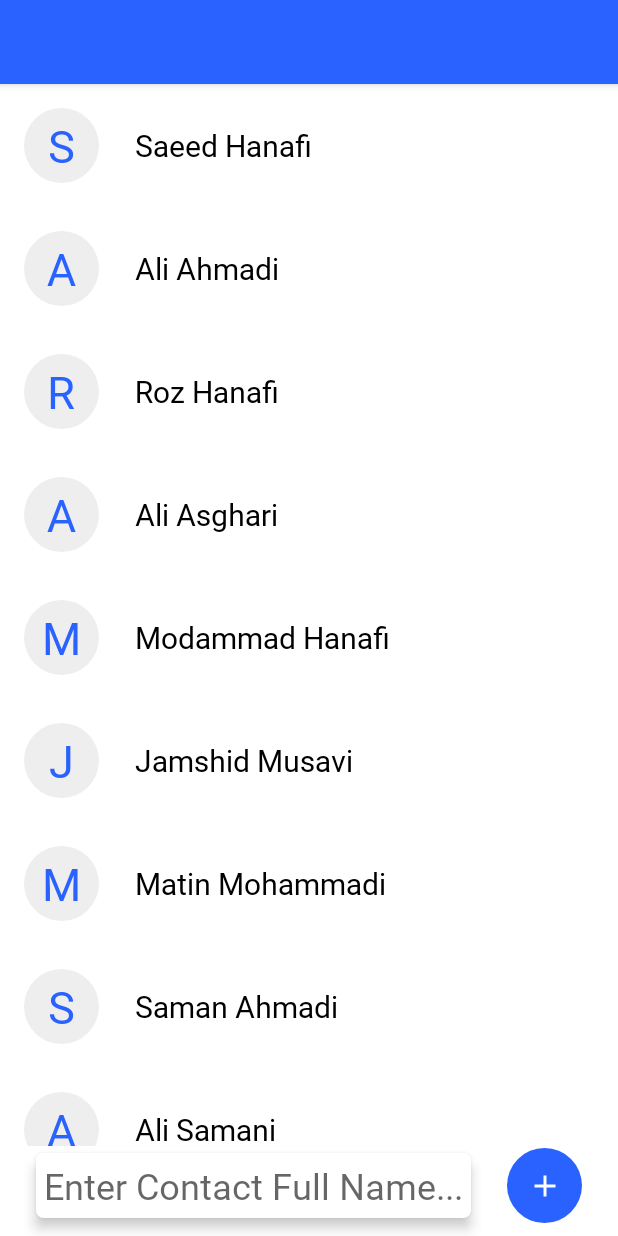
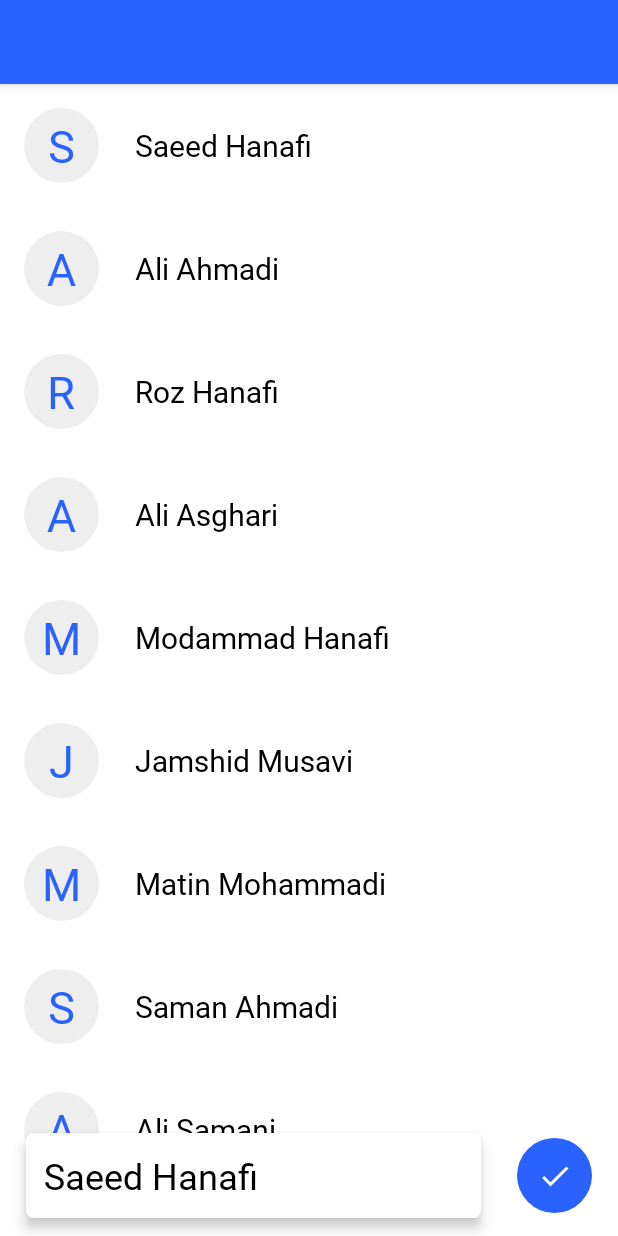
Before and after one commit to saeid-hanafi/recycler-view-android-example, an Android app: the screen it shows after launch (MainActivity), after a tap on an icon or button, on a phone screen of 412 x 824 dp. Run offline under Robolectric (Android 15) with nearby library versions, the phone set to English and light mode, and no system bars; our stand-ins replace Picasso.

Commit message:
add-edit-and-delete-contact-actions-and-ui

```diff
--- a/app/src/main/java/com/example/contactlist/ContactAdapter.java
+++ b/app/src/main/java/com/example/contactlist/ContactAdapter.java
@@ -15,8 +15,9 @@ import java.util.ArrayList;
 public class ContactAdapter extends RecyclerView.Adapter<ContactAdapter.ContactViewHolder> {
     private static final String TAG = "ContactAdapter";
     private ArrayList<String> contacts = new ArrayList<>();
-
-    public ContactAdapter() {
+    private OnChangeItem onChangeItem;
+    public ContactAdapter(OnChangeItem onChangeItem) {
+        this.onChangeItem = onChangeItem;
         contacts.add("Saeed Hanafi");
         contacts.add("Ali Ahmadi");
         contacts.add("Roz Hanafi");
@@ -32,6 +33,16 @@ public class ContactAdapter extends RecyclerView.Adapter<ContactAdapter.ContactV
     public void insertContact(String fullName) {
         contacts.add(0, fullName);
         notifyItemInserted(0);
+    }
+
+    public void removeContact(int position) {
+        contacts.remove(position);
+        notifyItemRemoved(position);
+    }
+
+    public void editContact(String fullName, int position) {
+        contacts.set(position, fullName);
+        notifyItemChanged(position);
     }
 
     @NonNull
@@ -69,9 +80,21 @@ public class ContactAdapter extends RecyclerView.Adapter<ContactAdapter.ContactV
             itemView.setOnClickListener(new View.OnClickListener() {
                 @Override
                 public void onClick(View v) {
-                    Toast.makeText(v.getContext(), fullName, Toast.LENGTH_SHORT).show();
+                    onChangeItem.onClickItem(fullName, getBindingAdapterPosition());
+                }
+            });
+
+            itemView.setOnLongClickListener(new View.OnLongClickListener() {
+                @Override
+                public boolean onLongClick(View v) {
+                    removeContact(getBindingAdapterPosition());
+                    return false;
                 }
             });
         }
     }
+
+    public interface OnChangeItem {
+        void onClickItem(String fullName, int position);
+    }
 }
--- a/app/src/main/java/com/example/contactlist/MainActivity.java
+++ b/app/src/main/java/com/example/contactlist/MainActivity.java
@@ -12,8 +12,11 @@ import android.widget.Toast;
 
 import com.squareup.picasso.Picasso;
 
-public class MainActivity extends AppCompatActivity {
+public class MainActivity extends AppCompatActivity implements ContactAdapter.OnChangeItem {
     private ContactAdapter adapter;
+    private EditText fullNameInsertText;
+    private ImageView insertBtn;
+    private int currentPosition = -1;
     @Override
     protected void onCreate(Bundle savedInstanceState) {
         super.onCreate(savedInstanceState);
@@ -21,18 +24,25 @@ public class MainActivity extends AppCompatActivity {
 
         RecyclerView recyclerView = findViewById(R.id.rv_main);
         recyclerView.setLayoutManager(new LinearLayoutManager(this, RecyclerView.VERTICAL, false));
-        adapter = new ContactAdapter();
+        adapter = new ContactAdapter(this);
         recyclerView.setAdapter(adapter);
 
-        EditText fullNameInsertText = findViewById(R.id.fullname_insert_text);
-        ImageView insertBtn = findViewById(R.id.insert_btn);
+        fullNameInsertText = findViewById(R.id.fullname_insert_text);
+        insertBtn = findViewById(R.id.insert_btn);
         insertBtn.setOnClickListener(new View.OnClickListener() {
             @Override
             public void onClick(View v) {
                 if (fullNameInsertText.length() > 0) {
-                     adapter.insertContact(fullNameInsertText.getText().toString());
-                     fullNameInsertText.setText("");
-                     recyclerView.scrollToPosition(0);
+                    if (currentPosition > -1) {
+                        adapter.editContact(fullNameInsertText.getText().toString(), currentPosition);
+                        recyclerView.scrollToPosition(currentPosition);
+                    }else{
+                        adapter.insertContact(fullNameInsertText.getText().toString());
+                        recyclerView.scrollToPosition(0);
+                    }
+                    currentPosition = -1;
+                    insertBtn.setImageResource(R.drawable.ic_baseline_add_24);
+                    fullNameInsertText.setText("");
                 }else{
                     Toast.makeText(v.getContext(), "Input Field Is Empty!!!", Toast.LENGTH_SHORT).show();
                 }
@@ -40,4 +50,11 @@ public class MainActivity extends AppCompatActivity {
         });
 
     }
+
+    @Override
+    public void onClickItem(String fullName, int position) {
+        fullNameInsertText.setText(fullName);
+        insertBtn.setImageResource(R.drawable.ic_baseline_done_24);
+        currentPosition = position;
+    }
 }
--- /dev/null
+++ b/app/src/main/res/drawable/ic_baseline_done_24.xml
@@ -0,0 +1,5 @@
+<vector android:height="24dp" android:tint="#FFFFFF"
+    android:viewportHeight="24" android:viewportWidth="24"
+    android:width="24dp" xmlns:android="http://schemas.android.com/apk/res/android">
+    <path android:fillColor="@android:color/white" android:pathData="M9,16.2L4.8,12l-1.4,1.4L9,19 21,7l-1.4,-1.4L9,16.2z"/>
+</vector>
--- a/app/src/main/res/layout/activity_main.xml
+++ b/app/src/main/res/layout/activity_main.xml
@@ -24,7 +24,7 @@
         android:background="@drawable/edit_text_shape"
         android:elevation="5dp"
         android:hint="Enter Contact Full Name..."
-        android:padding="5dp"
+        android:padding="12dp"
         android:textColor="@color/black"
         android:textSize="24sp"
         app:layout_constraintBottom_toBottomOf="parent"
```
